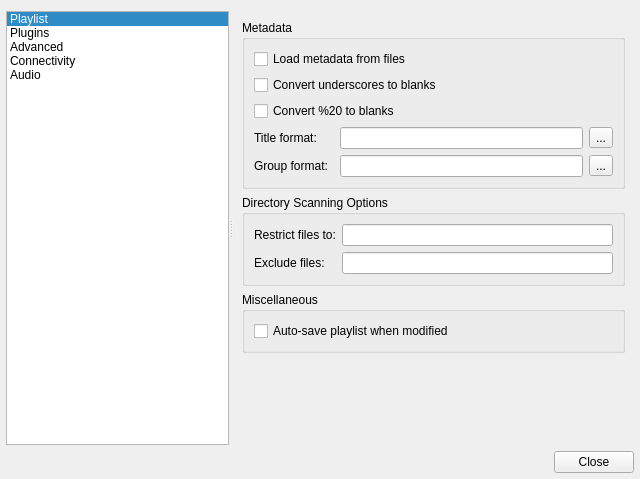
This is src/qmmpui/forms/configdialog.ui in ksv1986/qmmp-staging as Qt 5 draws it before an edit. The edited form follows.
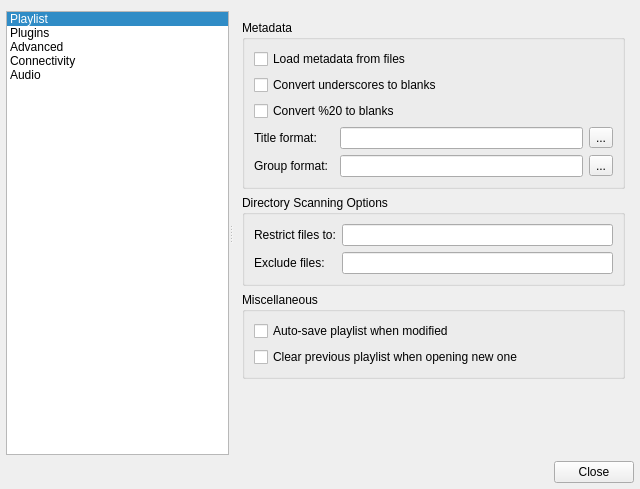
This is the edited form. The open tabs and pages were chosen to show the change. Icons and pictures are not drawn.

Commit message: added new option 'clear previous playlist when opening new one'

What changed in the file:
```diff
--- a/src/qmmpui/forms/configdialog.ui
+++ b/src/qmmpui/forms/configdialog.ui
@@ -7,7 +7,7 @@
     <x>0</x>
     <y>0</y>
     <width>640</width>
-    <height>479</height>
+    <height>489</height>
    </rect>
   </property>
   <property name="windowTitle">
@@ -229,6 +229,13 @@
              </property>
             </widget>
            </item>
+           <item>
+            <widget class="QCheckBox" name="clearPrevPLCheckBox">
+             <property name="text">
+              <string>Clear previous playlist when opening new one</string>
+             </property>
+            </widget>
+           </item>
           </layout>
          </widget>
         </item>
```
Left out of the diff: 2 changed lines with no effect on the pictures. The commit also changes 4 other files.
